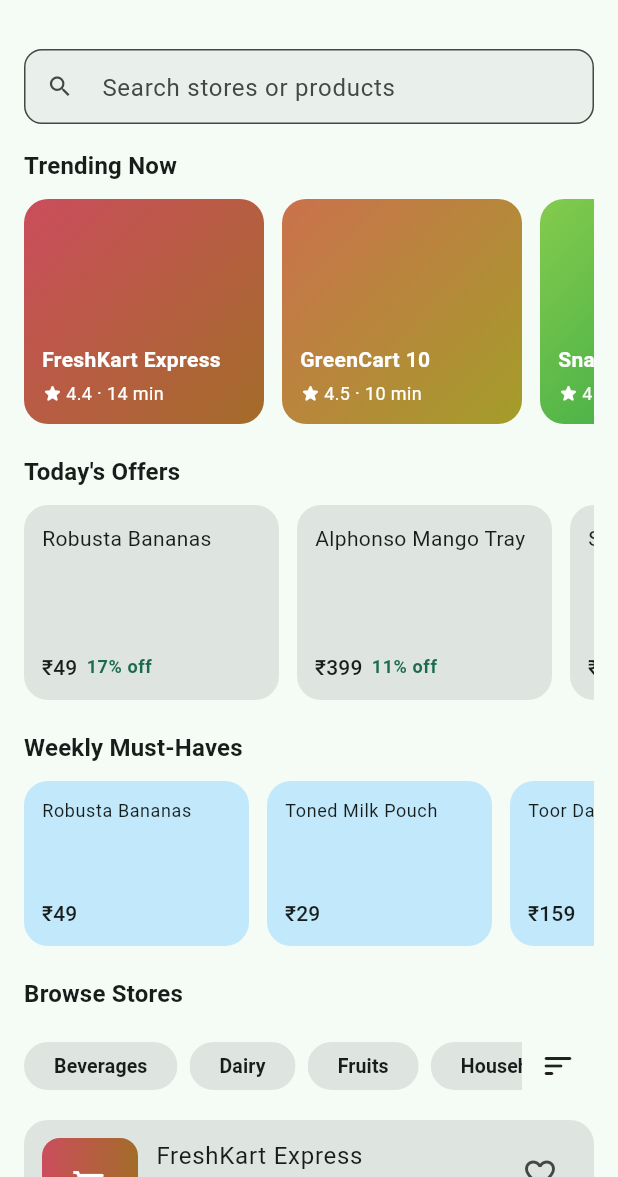
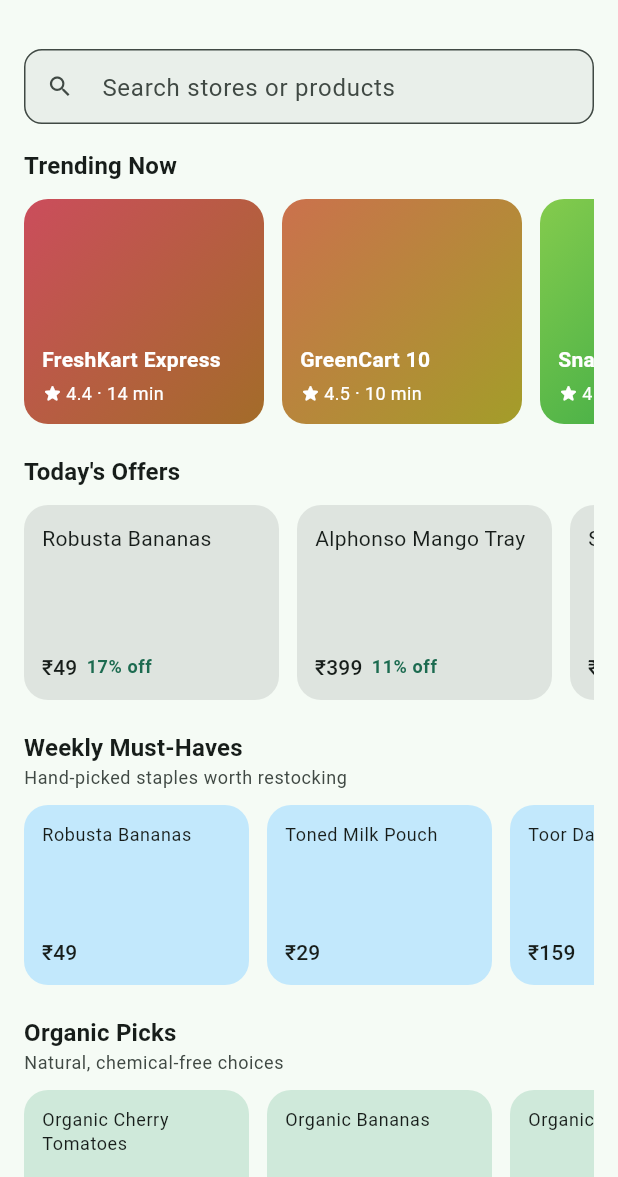
Before and after one commit to baseer-ind/spendzero, a Flutter app: the GroceryHomeScreen screen opened directly with sample values from the repository, on a phone screen of 412 x 824 dp, the part 59-1236 px from its top. Run offline on Flutter 3.47's test engine with Material 3 defaults, Android fonts, the phone set to English and light mode, and no system bars; our stand-ins replace flutter_riverpod, go_router, shared_preferences; accounts and stored records are empty.

Commit message:
Add Grocery collections (Organic Picks, Pantry Restock, Snack Attack) and personalization-driven recommendations
Co-Authored-By: Claude Sonnet 4.6 <noreply@anthropic.com>
Claude-Session: https://claude.ai/code/session_01S7u3SjfHsAmfGEPtn8aiL6

```diff
--- a/spendzero/mobile/lib/core/data/local/grocery_seed_data.dart
+++ b/spendzero/mobile/lib/core/data/local/grocery_seed_data.dart
@@ -2222,3 +2222,16 @@ List<GroceryProduct> weeklyMustHaves() {
   ];
   return ids.map(findGroceryProductById).whereType<GroceryProduct>().toList();
 }
+
+/// Organic & natural collection, surfaced for health-conscious shoppers.
+List<GroceryProduct> organicPicks() =>
+    allGroceryProducts.where((p) => p.tags.contains('organic')).toList();
+
+/// Pantry-restock essentials — staples that run out first.
+List<GroceryProduct> pantryStaples() => allGroceryProducts
+    .where((p) => p.tags.contains('staple') && p.isBestSeller)
+    .toList();
+
+/// Snack-drawer refill collection.
+List<GroceryProduct> snackAttack() =>
+    allGroceryProducts.where((p) => p.tags.contains('snack') && p.isTrending).toList();
--- a/spendzero/mobile/lib/features/grocery/presentation/grocery_home_screen.dart
+++ b/spendzero/mobile/lib/features/grocery/presentation/grocery_home_screen.dart
@@ -9,6 +9,7 @@ import 'package:shared_preferences/shared_preferences.dart';
 
 import '../../../core/data/local/fictional_apps_seed.dart';
 import '../../../core/data/local/grocery_seed_data.dart';
+import '../../../core/data/local/personalization_store.dart';
 import '../../../core/data/local/wishlist_store.dart';
 import '../../../core/models/category.dart';
 import '../../../core/providers/providers.dart';
@@ -99,6 +100,9 @@ class _GroceryHomeScreenState extends ConsumerState<GroceryHomeScreen> {
   void initState() {
     super.initState();
     _loadRecentlyViewed();
+    Future.microtask(
+      () => ref.read(personalizationProvider.notifier).recordCategoryView(widget.category.id),
+    );
   }
 
   Future<void> _loadRecentlyViewed() async {
@@ -130,6 +134,7 @@ class _GroceryHomeScreenState extends ConsumerState<GroceryHomeScreen> {
 
   void _openStore(GroceryStore store) async {
     await RecentlyViewedGroceryStore().recordView(store.id);
+    ref.read(personalizationProvider.notifier).recordAppView(_appIdFor(store.id));
     if (!mounted) return;
     context.push('/grocery/${widget.category.id}/store/${store.id}');
   }
@@ -144,6 +149,17 @@ class _GroceryHomeScreenState extends ConsumerState<GroceryHomeScreen> {
         .where((e) => e.categoryId == widget.category.id)
         .map((e) => findGroceryStoreById(e.entityId))
         .whereType<GroceryStore>()
+        .toList();
+    final signals = ref.watch(personalizationProvider);
+    final typicalPrice = signals.typicalPricePaise();
+    final recommended = typicalPrice == null
+        ? const <GroceryProduct>[]
+        : (allGroceryProducts
+                .where((p) => (p.pricePaise - typicalPrice).abs() <= typicalPrice)
+                .toList()
+              ..sort((a, b) =>
+                  (a.pricePaise - typicalPrice).abs().compareTo((b.pricePaise - typicalPrice).abs())))
+            .take(10)
             .toList();
 
     return Scaffold(
@@ -171,6 +187,16 @@ class _GroceryHomeScreenState extends ConsumerState<GroceryHomeScreen> {
             if (_searchQuery.isNotEmpty)
               _SearchResults(query: _searchQuery, categoryId: widget.category.id)
             else ...[
+              if (recommended.isNotEmpty) ...[
+                _GroceryCollectionRail(
+                  title: 'Recommended for You',
+                  subtitle: 'Matched to your usual basket size',
+                  items: recommended,
+                  accentColor: (c) => Theme.of(c).colorScheme.surfaceContainerHighest,
+                  categoryId: widget.category.id,
+                ),
+                const SizedBox(height: 20),
+              ],
               trendingAsync.when(
                 data: (stores) => stores.isEmpty
                     ? const SizedBox.shrink()
@@ -191,7 +217,37 @@ class _GroceryHomeScreenState extends ConsumerState<GroceryHomeScreen> {
                 error: (_, __) => const SizedBox.shrink(),
               ),
               const SizedBox(height: 20),
-              _WeeklyMustHavesRail(items: weeklyMustHaves()),
+              _GroceryCollectionRail(
+                title: 'Weekly Must-Haves',
+                subtitle: 'Hand-picked staples worth restocking',
+                items: weeklyMustHaves(),
+                accentColor: (c) => Theme.of(c).colorScheme.tertiaryContainer,
+                categoryId: widget.category.id,
+              ),
+              const SizedBox(height: 20),
+              _GroceryCollectionRail(
+                title: 'Organic Picks',
+                subtitle: 'Natural, chemical-free choices',
+                items: organicPicks(),
+                accentColor: (c) => Theme.of(c).colorScheme.secondaryContainer,
+                categoryId: widget.category.id,
+              ),
+              const SizedBox(height: 20),
+              _GroceryCollectionRail(
+                title: 'Pantry Restock',
+                subtitle: 'The staples that run out first',
+                items: pantryStaples(),
+                accentColor: (c) => Theme.of(c).colorScheme.primaryContainer,
+                categoryId: widget.category.id,
+              ),
+              const SizedBox(height: 20),
+              _GroceryCollectionRail(
+                title: 'Snack Attack',
+                subtitle: 'Trending in everyone\'s snack drawer',
+                items: snackAttack(),
+                accentColor: (c) => Theme.of(c).colorScheme.surfaceContainerHighest,
+                categoryId: widget.category.id,
+              ),
               const SizedBox(height: 20),
               if (savedStores.isNotEmpty) ...[
                 _StoreRail(title: 'Saved for Later', stores: savedStores, onTap: _openStore),
@@ -477,35 +533,63 @@ class _OfferCard extends StatelessWidget {
   }
 }
 
-class _WeeklyMustHavesRail extends StatelessWidget {
-  const _WeeklyMustHavesRail({required this.items});
+/// Generic horizontal rail for a curated [GroceryProduct] collection
+/// (Weekly Must-Haves, Organic Picks, Pantry Staples, Snack Attack, ...).
+/// Each card opens the product's store and records personalization signals.
+class _GroceryCollectionRail extends ConsumerWidget {
+  const _GroceryCollectionRail({
+    required this.title,
+    required this.subtitle,
+    required this.items,
+    required this.accentColor,
+    required this.categoryId,
+  });
 
+  final String title;
+  final String subtitle;
   final List<GroceryProduct> items;
+  final Color Function(BuildContext) accentColor;
+  final String categoryId;
 
   @override
-  Widget build(BuildContext context) {
+  Widget build(BuildContext context, WidgetRef ref) {
     if (items.isEmpty) return const SizedBox.shrink();
-    final colors = Theme.of(context).colorScheme;
+    final colors = accentColor(context);
     return Column(
       crossAxisAlignment: CrossAxisAlignment.start,
       children: [
-        Text('Weekly Must-Haves', style: Theme.of(context).textTheme.titleMedium),
+        Text(title, style: Theme.of(context).textTheme.titleMedium),
+        Text(
+          subtitle,
+          style: Theme.of(context).textTheme.bodySmall?.copyWith(
+                color: Theme.of(context).colorScheme.onSurfaceVariant,
+              ),
+        ),
         const SizedBox(height: 10),
         SizedBox(
-          height: 110,
+          height: 120,
           child: ListView.separated(
             scrollDirection: Axis.horizontal,
             itemCount: items.length,
             separatorBuilder: (_, __) => const SizedBox(width: 12),
             itemBuilder: (context, index) {
               final item = items[index];
-              return Container(
+              return Material(
+                color: colors,
+                borderRadius: BorderRadius.circular(16),
+                child: InkWell(
+                  borderRadius: BorderRadius.circular(16),
+                  onTap: () async {
+                    await RecentlyViewedGroceryStore().recordView(item.storeId);
+                    final personalization = ref.read(personalizationProvider.notifier);
+                    personalization.recordPriceView(item.pricePaise);
+                    if (context.mounted) {
+                      context.push('/grocery/$categoryId/store/${item.storeId}');
+                    }
+                  },
+                  child: Container(
                     width: 150,
                     padding: const EdgeInsets.all(12),
-                decoration: BoxDecoration(
-                  color: colors.tertiaryContainer,
-                  borderRadius: BorderRadius.circular(16),
-                ),
                     child: Column(
                       crossAxisAlignment: CrossAxisAlignment.start,
                       children: [
@@ -513,6 +597,8 @@ class _WeeklyMustHavesRail extends StatelessWidget {
                         const Spacer(),
                         Text(formatPaise(item.pricePaise), style: Theme.of(context).textTheme.titleSmall),
                       ],
+                    ),
+                  ),
                 ),
               );
             },
```
Lines whose indentation alone changed are shown as unchanged.
